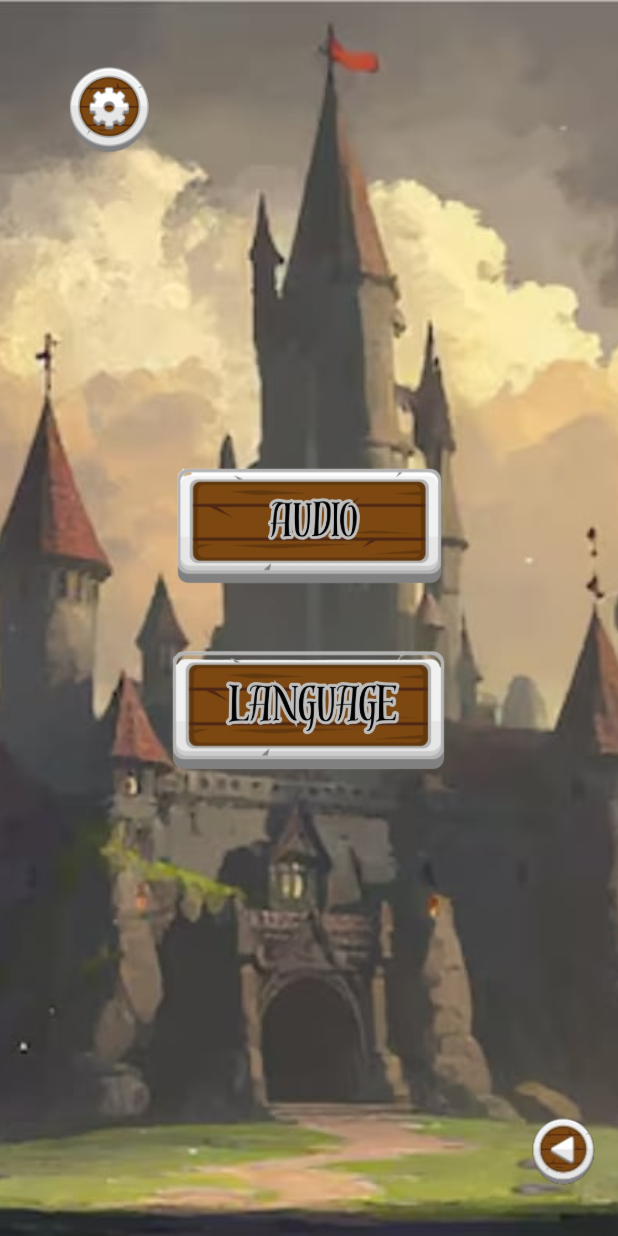
After one commit to junirst/match3, a Flutter app: the SettingScreen screen opened by its route, on a phone screen of 412 x 824 dp. The commit adds this screen. Run offline on Flutter 3.47's test engine with Material 3 defaults, Android fonts, the phone set to English and light mode, and no system bars; our stand-ins replace audioplayers.

Commit message:
thêm audio, language

```diff
--- /dev/null
+++ b/lib/SettingInside.dart
@@ -0,0 +1,226 @@
+import 'package:flutter/material.dart';
+import 'audio_manager.dart';
+
+class SettingScreen extends StatefulWidget {
+  const SettingScreen({super.key});
+
+  @override
+  _SettingScreenState createState() => _SettingScreenState();
+}
+
+class _SettingScreenState extends State<SettingScreen> {
+  double _audioScale = 1.0;
+  double _languageScale = 1.0;
+  double _backScale = 1.0;
+
+  void _onButtonTap(String buttonName) {
+    // Play sound effect
+    AudioManager().playSfx();
+
+    setState(() {
+      switch (buttonName) {
+        case 'audio':
+          _audioScale = 1.1;
+          break;
+        case 'language':
+          _languageScale = 1.1;
+          break;
+        case 'back':
+          _backScale = 1.1;
+          break;
+      }
+    });
+
+    Future.delayed(Duration(milliseconds: 100), () {
+      setState(() {
+        _audioScale = 1.0;
+        _languageScale = 1.0;
+        _backScale = 1.0;
+      });
+
+      if (buttonName == 'back') {
+        Navigator.pop(context);
+      } else if (buttonName == 'audio') {
+        // Add audio settings functionality here
+        ScaffoldMessenger.of(context).showSnackBar(
+          const SnackBar(
+            content: Text('Audio settings functionality not implemented yet'),
+            duration: Duration(seconds: 1),
+          ),
+        );
+      } else if (buttonName == 'language') {
+        // Add language settings functionality here
+        ScaffoldMessenger.of(context).showSnackBar(
+          const SnackBar(
+            content: Text(
+              'Language settings functionality not implemented yet',
+            ),
+            duration: Duration(seconds: 1),
+          ),
+        );
+      }
+    });
+  }
+
+  @override
+  Widget build(BuildContext context) {
+    final screenSize = MediaQuery.of(context).size;
+    final screenWidth = screenSize.width;
+    final screenHeight = screenSize.height;
+
+    return Scaffold(
+      body: Stack(
+        fit: StackFit.expand,
+        children: [
+          // Background image
+          Container(
+            color: Colors.grey[800],
+            child: Image.asset(
+              'assets/background.png',
+              fit: BoxFit.cover,
+              errorBuilder: (context, error, stackTrace) {
+                return Container(color: Colors.grey[800]);
+              },
+            ),
+          ),
+
+          // Settings button in top left (replacing logo)
+          Positioned(
+            top: screenHeight * 0.05,
+            left: screenWidth * 0.05,
+            child: Image.asset(
+              'assets/settings_button.png',
+              width: screenWidth * 0.25,
+              height: screenHeight * 0.08,
+              errorBuilder: (context, error, stackTrace) {
+                return Container(
+                  width: screenWidth * 0.25,
+                  height: screenHeight * 0.08,
+                  decoration: BoxDecoration(
+                    color: Colors.orange,
+                    borderRadius: BorderRadius.circular(8),
+                  ),
+                  child: const Center(
+                    child: Text(
+                      'SETTINGS',
+                      style: TextStyle(color: Colors.white, fontSize: 12),
+                    ),
+                  ),
+                );
+              },
+            ),
+          ),
+
+          // Center buttons (Audio and Language)
+          Center(
+            child: Column(
+              mainAxisAlignment: MainAxisAlignment.center,
+              children: [
+                // Audio button
+                GestureDetector(
+                  onTap: () => _onButtonTap('audio'),
+                  child: AnimatedScale(
+                    scale: _audioScale,
+                    duration: Duration(milliseconds: 100),
+                    child: Image.asset(
+                      'assets/Audiobutton.png',
+                      width: screenWidth * 0.6,
+                      height: screenHeight * 0.1,
+                      errorBuilder: (context, error, stackTrace) {
+                        return Container(
+                          width: screenWidth * 0.6,
+                          height: screenHeight * 0.1,
+                          decoration: BoxDecoration(
+                            color: Colors.blue,
+                            borderRadius: BorderRadius.circular(8),
+                          ),
+                          child: const Center(
+                            child: Text(
+                              'AUDIO',
+                              style: TextStyle(
+                                color: Colors.white,
+                                fontSize: 20,
+                              ),
+                            ),
+                          ),
+                        );
+                      },
+                    ),
+                  ),
+                ),
+
+                SizedBox(height: screenHeight * 0.05),
+
+                // Language button
+                GestureDetector(
+                  onTap: () => _onButtonTap('language'),
+                  child: AnimatedScale(
+                    scale: _languageScale,
+                    duration: Duration(milliseconds: 100),
+                    child: Image.asset(
+                      'assets/Languagebutton.png',
+                      width: screenWidth * 0.6,
+                      height: screenHeight * 0.1,
+                      errorBuilder: (context, error, stackTrace) {
+                        return Container(
+                          width: screenWidth * 0.6,
+                          height: screenHeight * 0.1,
+                          decoration: BoxDecoration(
+                            color: Colors.green,
+                            borderRadius: BorderRadius.circular(8),
+                          ),
+                          child: const Center(
+                            child: Text(
+                              'LANGUAGE',
+                              style: TextStyle(
+                                color: Colors.white,
+                                fontSize: 20,
+                              ),
+                            ),
+                          ),
+                        );
+                      },
+                    ),
+                  ),
+                ),
+              ],
+            ),
+          ),
+
+          // Back button in bottom right
+          Positioned(
+            bottom: screenHeight * 0.03,
+            right: screenWidth * 0.03,
+            child: GestureDetector(
+              onTap: () => _onButtonTap('back'),
+              child: AnimatedScale(
+                scale: _backScale,
+                duration: Duration(milliseconds: 100),
+                child: Image.asset(
+                  'assets/backbutton.png',
+                  width: screenWidth * 0.12,
+                  height: screenHeight * 0.08,
+                  errorBuilder: (context, error, stackTrace) {
+                    return Container(
+                      width: screenWidth * 0.12,
+                      height: screenHeight * 0.08,
+                      decoration: const BoxDecoration(
+                        color: Colors.white,
+                        shape: BoxShape.circle,
+                      ),
+                      child: const Icon(
+                        Icons.arrow_back,
+                        color: Colors.black,
+                        size: 24,
+                      ),
+                    );
+                  },
+                ),
+              ),
+            ),
+          ),
+        ],
+      ),
+    );
+  }
+}
--- a/lib/main.dart
+++ b/lib/main.dart
@@ -5,6 +5,7 @@ import 'ShopInside.dart';
 import 'OutfitInside.dart';
 import 'WeaponInside.dart';
 import 'UpgradeInside.dart';
+import 'SettingInside.dart';
 
 void main() {
   runApp(const MyApp());
@@ -16,11 +17,12 @@ class MyApp extends StatelessWidget {
   @override
   Widget build(BuildContext context) {
     return MaterialApp(
-      title: 'Flutter Demo',
+      title: 'Match3 Game',
       theme: ThemeData(
         colorScheme: ColorScheme.fromSeed(seedColor: Colors.deepPurple),
         useMaterial3: true,
       ),
+      debugShowCheckedModeBanner: false,
       initialRoute: '/',
       routes: {
         '/': (context) => const OpeningScreen(),
@@ -29,6 +31,7 @@ class MyApp extends StatelessWidget {
         '/outfit': (context) => const OutfitScreen(),
         '/weapon': (context) => const WeaponScreen(),
         '/upgrade': (context) => const UpgradeScreen(),
+        '/settings': (context) => const SettingScreen(),
       },
     );
   }
--- a/lib/main_menu_screen.dart
+++ b/lib/main_menu_screen.dart
@@ -50,6 +50,8 @@ class _MainMenuScreenState extends State<MainMenuScreen> {
         Navigator.pushNamed(context, '/');
       } else if (buttonName == 'shop') {
         Navigator.pushNamed(context, '/shop');
+      } else if (buttonName == 'settings') {
+        Navigator.pushNamed(context, '/settings');
       }
     });
   }
```
Also changed, not shown: assets/Audiobutton.png (added), assets/Languagebutton.png (added).
